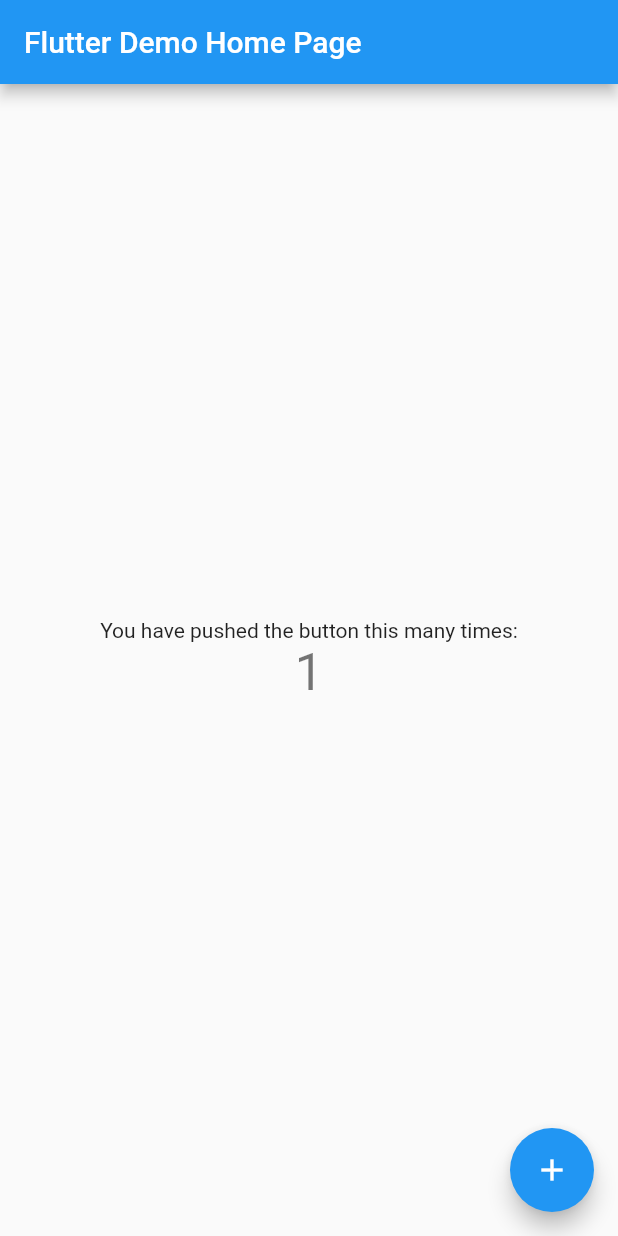
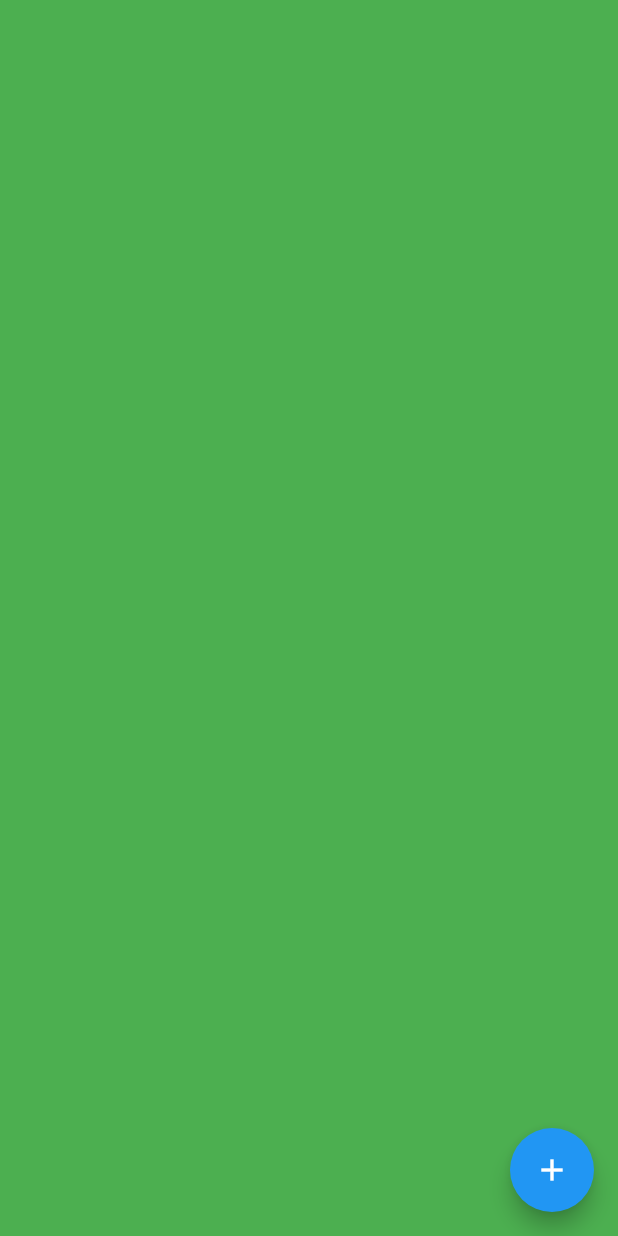
Before and after one commit to 10mkaz/color_light, a Flutter app: the screen it shows after launch, after a tap on the "add" icon, on a phone screen of 412 x 824 dp. Run offline on Flutter 3.47's test engine with Material 2 defaults, Android fonts, the phone set to English and light mode, and no system bars.

Commit message:
Add color change feature

```diff
--- a/lib/main.dart
+++ b/lib/main.dart
@@ -6,56 +6,50 @@ class MyApp extends StatelessWidget {
   @override
   Widget build(BuildContext context) {
     return MaterialApp(
-      title: 'Flutter Demo',
-      theme: ThemeData(
-        primarySwatch: Colors.blue,
-      ),
-      home: MyHomePage(title: 'Flutter Demo Home Page'),
+      home: MyHome(title: 'Color Light'),
     );
   }
 }
 
-class MyHomePage extends StatefulWidget {
-  MyHomePage({Key key, this.title}) : super(key: key);
+class MyHome extends StatefulWidget {
+  MyHome({Key key, this.title}) : super(key: key);
 
   final String title;
 
   @override
-  _MyHomePageState createState() => _MyHomePageState();
+  _MyHomeState createState() => _MyHomeState();
 }
 
-class _MyHomePageState extends State<MyHomePage> {
-  int _counter = 0;
+class _MyHomeState extends State<MyHome> {
+  List<Color> _colorList = [
+    Colors.black,
+    Colors.green,
+    Colors.blue,
+    Colors.pink,
+    Colors.red,
+    Colors.yellow,
+    Colors.grey,
+    Colors.white,
+  ];
+  int _nowListNo = 0;
+  Color _backColor = Colors.black;
 
   void _incrementCounter() {
     setState(() {
-      _counter++;
+      _nowListNo++;
+      if ( _nowListNo >= _colorList.length){
+        _nowListNo=0;
+      }
+      _backColor = _colorList[_nowListNo];
     });
   }
 
   @override
   Widget build(BuildContext context) {
     return Scaffold(
-      appBar: AppBar(
-        title: Text(widget.title),
-      ),
-      body: Center(
-        child: Column(
-          mainAxisAlignment: MainAxisAlignment.center,
-          children: <Widget>[
-            Text(
-              'You have pushed the button this many times:',
-            ),
-            Text(
-              '$_counter',
-              style: Theme.of(context).textTheme.display1,
-            ),
-          ],
-        ),
-      ),
+      backgroundColor: _backColor,
       floatingActionButton: FloatingActionButton(
         onPressed: _incrementCounter,
-        tooltip: 'Increment',
         child: Icon(Icons.add),
       ), // This trailing comma makes auto-formatting nicer for build methods.
     );
```
